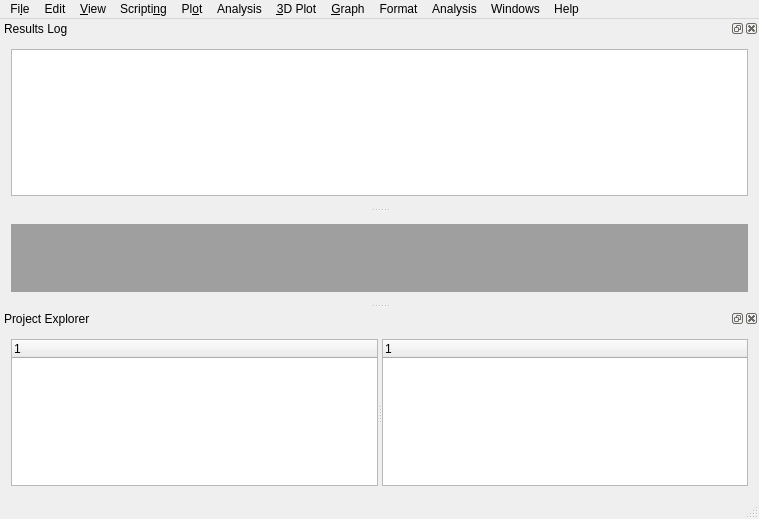
narunlifescience/AlphaPlot, file AlphaPlot/src/ApplicationWindow.ui: the form before one commit.
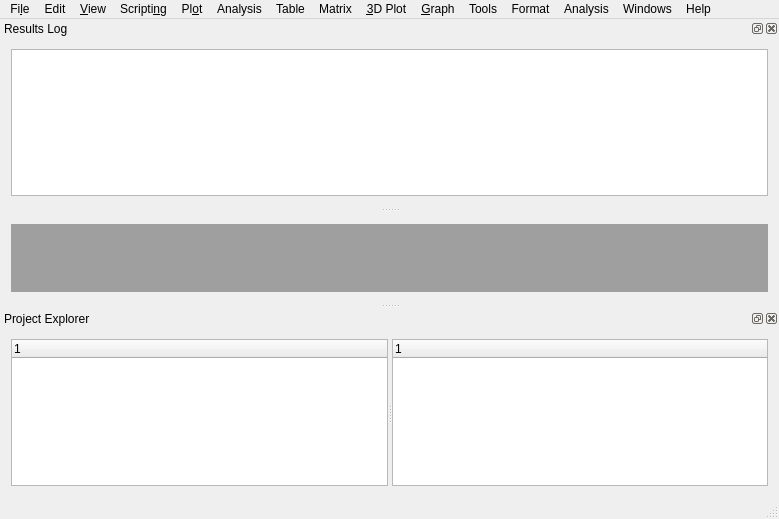
The form after the commit. Custom widgets are drawn as their Qt base class.

Diff of the .ui file:
```diff
--- a/AlphaPlot/src/ApplicationWindow.ui
+++ b/AlphaPlot/src/ApplicationWindow.ui
@@ -6,7 +6,7 @@
    <rect>
     <x>0</x>
     <y>0</y>
-    <width>759</width>
+    <width>779</width>
     <height>519</height>
    </rect>
   </property>
@@ -25,7 +25,7 @@
     <rect>
      <x>0</x>
      <y>0</y>
-     <width>759</width>
+     <width>779</width>
      <height>22</height>
     </rect>
    </property>
@@ -360,14 +360,43 @@
     <addaction name="actionFormatGrid"/>
     <addaction name="actionFormatTitle"/>
    </widget>
+   <widget class="QMenu" name="menuTools">
+    <property name="title">
+     <string>Tools</string>
+    </property>
+    <addaction name="actionDisableGraphTools"/>
+    <addaction name="actionGraphZoomIn"/>
+    <addaction name="actionGraphZoomOut"/>
+    <addaction name="actionGraphRescaleShowAll"/>
+    <addaction name="separator"/>
+    <addaction name="actionGraphScreenReader"/>
+    <addaction name="actionGraphDataReader"/>
+    <addaction name="actionGraphSelectDataRange"/>
+    <addaction name="separator"/>
+    <addaction name="actionGraphMoveDataPoints"/>
+    <addaction name="actionGraphRemoveBadDataPoints"/>
+   </widget>
+   <widget class="QMenu" name="menuTable">
+    <property name="title">
+     <string>Table</string>
+    </property>
+   </widget>
+   <widget class="QMenu" name="menuMatrix">
+    <property name="title">
+     <string>Matrix</string>
+    </property>
+   </widget>
    <addaction name="menuFile"/>
    <addaction name="menuEdit"/>
    <addaction name="menuView"/>
    <addaction name="menuScripting"/>
    <addaction name="menuPlot"/>
    <addaction name="menuTableAnalysis"/>
+   <addaction name="menuTable"/>
+   <addaction name="menuMatrix"/>
    <addaction name="menu3DPlot"/>
    <addaction name="menuGraph"/>
+   <addaction name="menuTools"/>
    <addaction name="menuFormat"/>
    <addaction name="menuGraph2DAnalysis"/>
    <addaction name="menuWindow"/>
```
Left out of the diff: 45 changed lines with no effect on the pictures.
